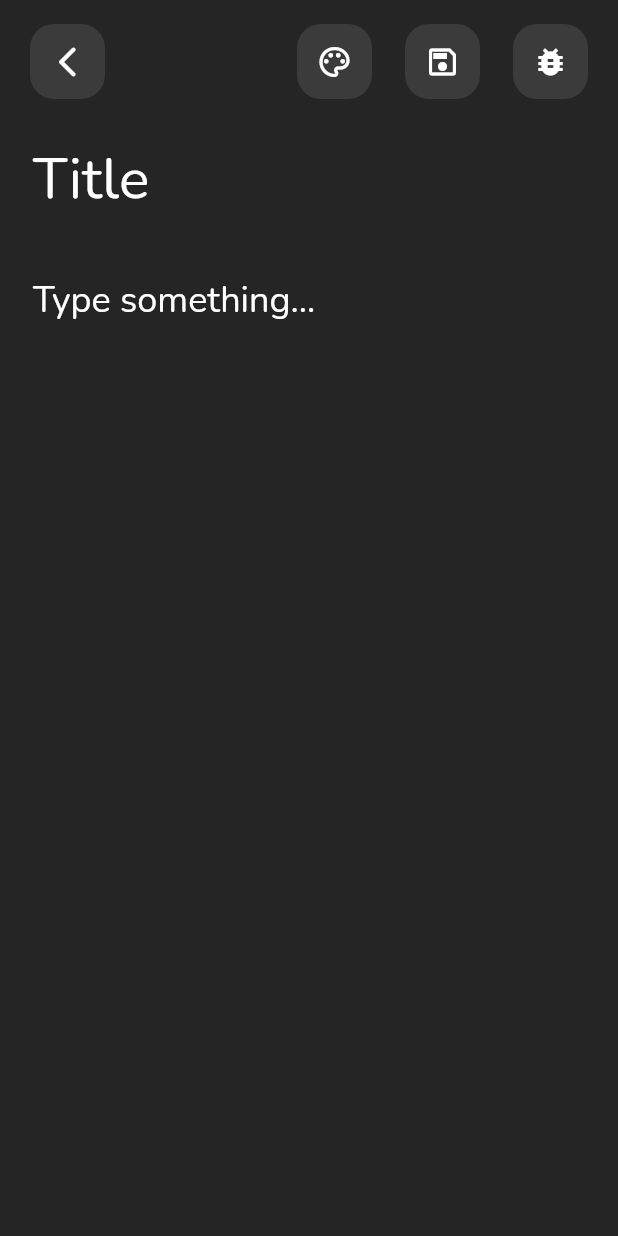
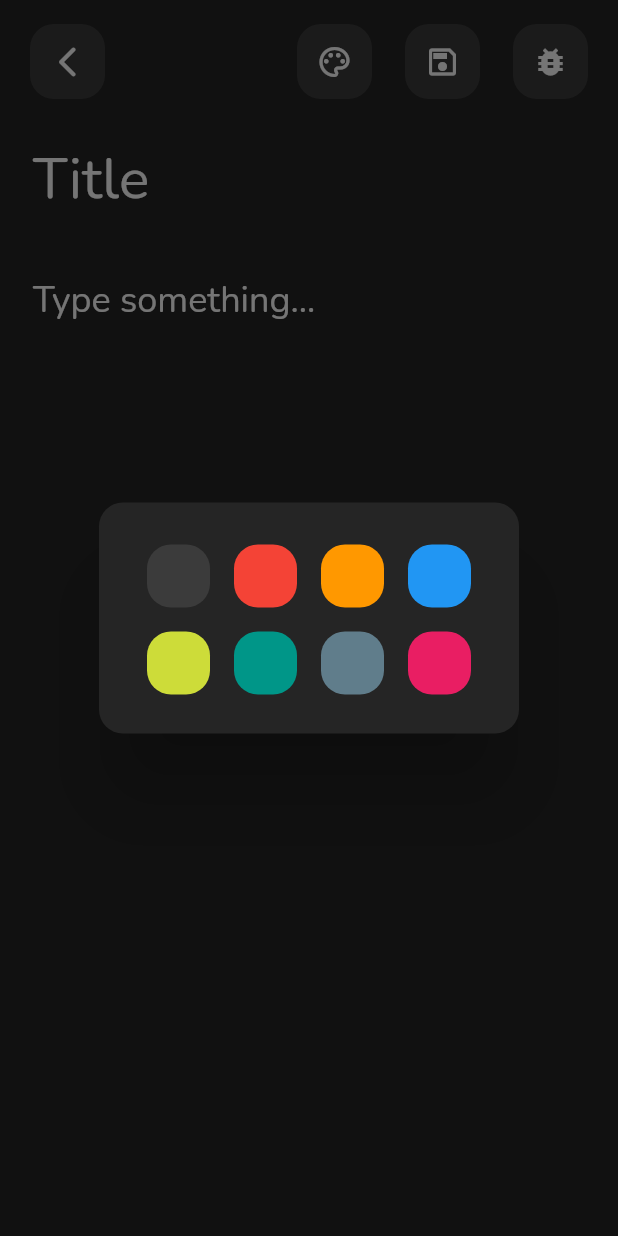
Before and after one commit to Home1esscat/notes_app, a Flutter app: the NoteAddScreen screen opened directly, after a tap on the "palette" icon, on a phone screen of 412 x 824 dp. Run offline on Flutter 3.47's test engine with Material 2 defaults, Android fonts, the phone set to English and light mode, and no system bars; our stand-ins replace bloc, drift; accounts and stored records are empty; generated files the repository leaves out were written again.

Commit message:
note viewer impl, color picker impl,  main notes list colorized, color cubit added

```diff
--- a/lib/blocs/notes_state.dart
+++ b/lib/blocs/notes_state.dart
@@ -6,11 +6,12 @@ class NotesState {
   const NotesState({required this.currentNotes});
 
   @override
-  bool operator ==(Object other) =>
-      identical(this, other) ||
-      (other is NotesState &&
-          runtimeType == other.runtimeType &&
-          currentNotes == other.currentNotes);
+  bool operator ==(Object other) {
+    return identical(this, other) ||
+        (other is NotesState &&
+            runtimeType == other.runtimeType &&
+            currentNotes == other.currentNotes);
+  }
 
   @override
   int get hashCode => currentNotes.hashCode;
--- a/lib/constants/custom_colors.dart
+++ b/lib/constants/custom_colors.dart
@@ -6,4 +6,14 @@ class CustomColors {
   static const Color trueBlack = Color.fromRGBO(25, 25, 25, 1.0);
   static const Color deepRed = Color.fromRGBO(246, 0, 0, 1.0);
   static const Color greyHint = Color.fromRGBO(136, 136, 136, 1.0);
+  static const List<Color> colorsData = [
+    CustomColors.lightGrey,
+    Colors.red,
+    Colors.orange,
+    Colors.blue,
+    Colors.lime,
+    Colors.teal,
+    Colors.blueGrey,
+    Colors.pink
+  ];
 }
--- a/lib/ui/add_note_screen.dart
+++ b/lib/ui/add_note_screen.dart
@@ -11,22 +11,61 @@ class NoteAddScreen extends StatelessWidget {
 
   @override
   Widget build(BuildContext context) {
-    var cubit = context.read<NotesCubit>();
+    var notesCubit = context.read<NotesCubit>();
+    int tempColorSelected = CustomColors.lightGrey.value;
 
     void addNote() {
       if (_titleController.text.isNotEmpty && _bodyController.text.isNotEmpty) {
-        cubit.addNote(
-            _titleController.text, _bodyController.text, Colors.red.value);
+        notesCubit.addNote(
+            _titleController.text, _bodyController.text, tempColorSelected);
         Navigator.pop(context);
       }
+    }
+
+    Future changeColor(BuildContext context) {
+      return showDialog(
+        context: context,
+        builder: (context) => AlertDialog(
+          content: SizedBox(
+            width: 210,
+            height: 110,
+            child: GridView.builder(
+              itemCount: CustomColors.colorsData.length,
+              gridDelegate: const SliverGridDelegateWithFixedCrossAxisCount(
+                  crossAxisCount: 4, childAspectRatio: 1),
+              itemBuilder: (BuildContext context, int index) {
+                return Container(
+                  margin: const EdgeInsets.all(8),
+                  child: InkWell(
+                    onTap: () => {
+                      tempColorSelected = CustomColors.colorsData[index].value,
+                      Navigator.pop(context)
+                    },
+                    borderRadius: BorderRadius.circular(16),
+                    child: Ink(
+                      width: 40,
+                      height: 40,
+                      decoration: BoxDecoration(
+                        borderRadius: const BorderRadius.all(
+                          Radius.circular(16),
+                        ),
+                        color: CustomColors.colorsData[index],
+                      ),
+                    ),
+                  ),
+                );
+              },
+            ),
+          ),
+        ),
+      );
     }
 
     return Scaffold(
       appBar: AddNoteAppBar(
         onCustomPress: () => {},
         onSavePress: () => {addNote()},
-        onColorChangePress: () =>
-            {cubit.getAllNotes().then((value) => print(value))},
+        onColorChangePress: () => {changeColor(context)},
       ),
       body: SingleChildScrollView(
         child: Container(
```
Also changed, not shown: lib/blocs/notes_color_state.dart (added, +20 -0 lines), lib/ui/main_screen.dart (+2 -11 lines), lib/ui/main_screen_with_content.dart (+13 -3 lines), lib/ui/show_note_screen.dart (+40 -2 lines), lib/blocs/notes_color_cubit.dart (added).
